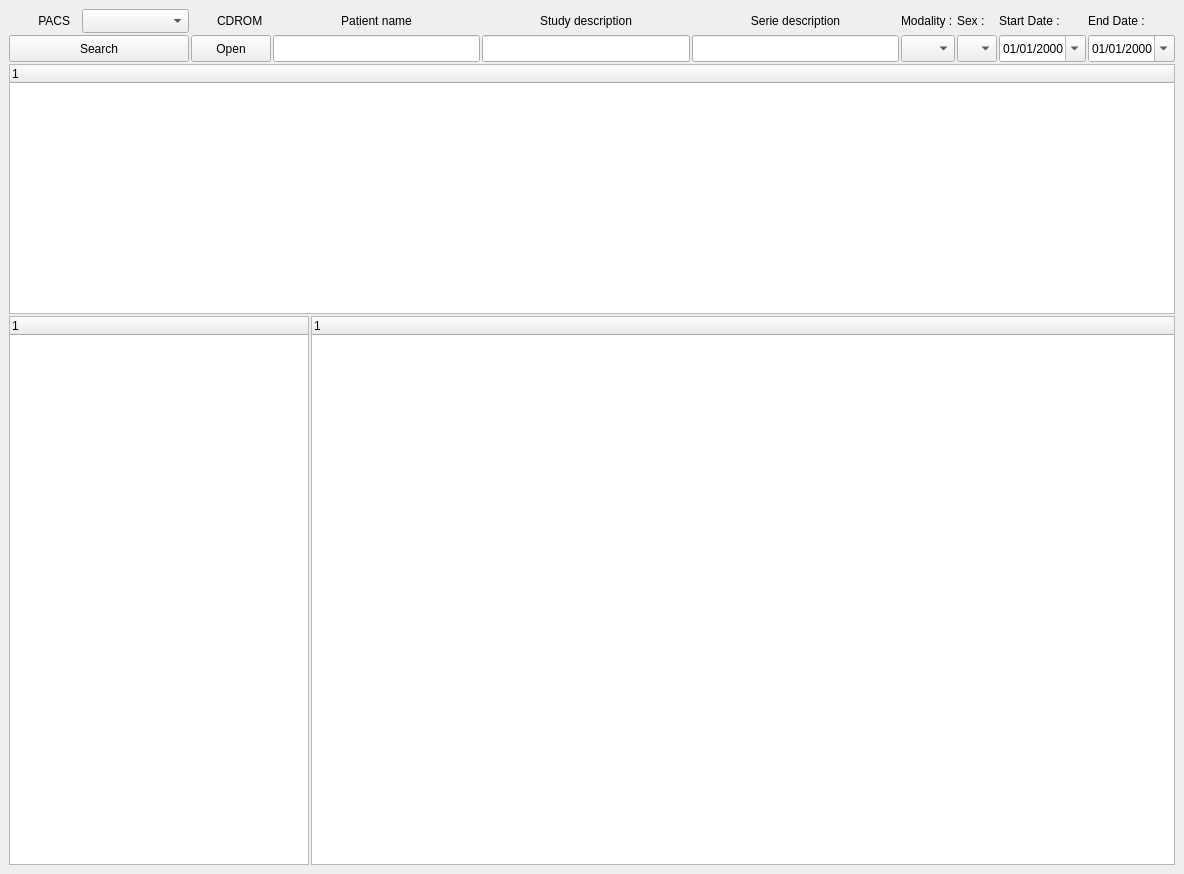
This is Qtdcm_vorlage/QTdcm_vorlage/qtdcm_vorlage.ui in panjeanny/Qtdcm-first as Qt 5 draws it before an edit. The edited form follows.
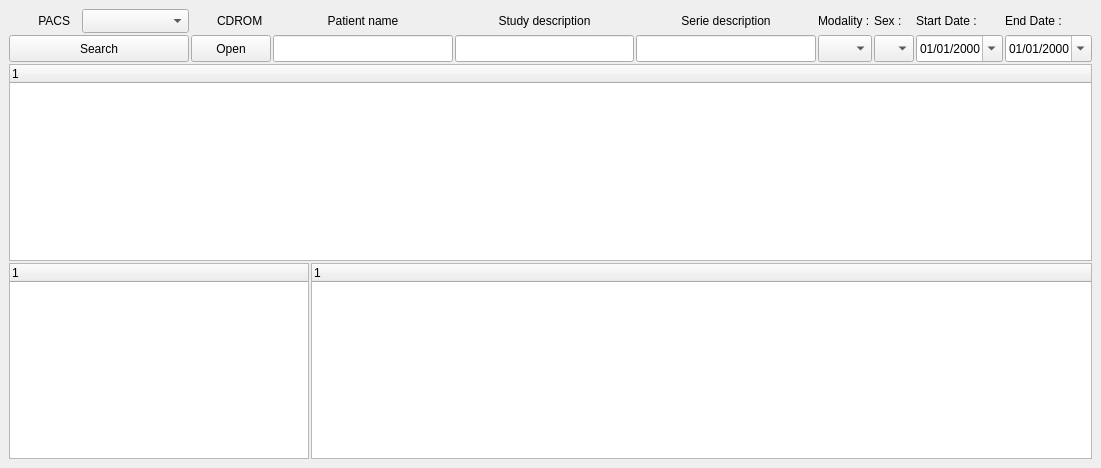
This is the edited form. Icons and pictures are not drawn.

Patch:
```diff
--- a/Qtdcm_vorlage/QTdcm_vorlage/qtdcm_vorlage.ui
+++ b/Qtdcm_vorlage/QTdcm_vorlage/qtdcm_vorlage.ui
@@ -5,8 +5,8 @@
    <rect>
     <x>0</x>
     <y>0</y>
-    <width>1184</width>
-    <height>874</height>
+    <width>1101</width>
+    <height>468</height>
    </rect>
   </property>
   <property name="windowTitle">
```
Left out of the diff: 52 changed lines with no effect on the pictures.
